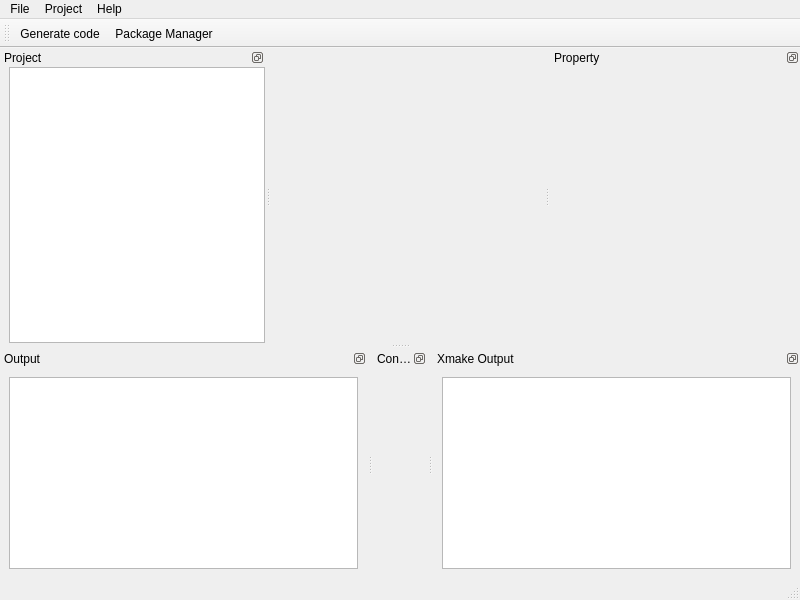
csplink/csp, file apps/dev/views/ViewMainWindow.ui: the form before one commit.
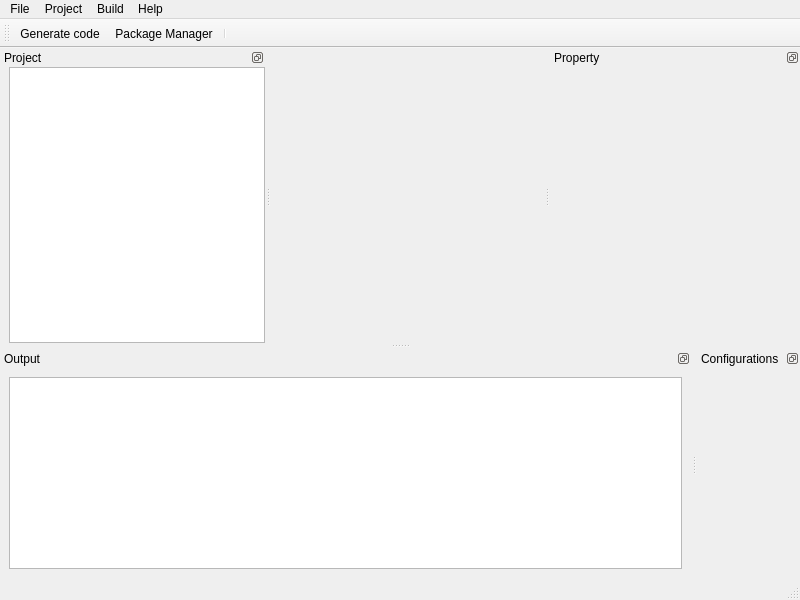
The form after the commit. Icons and pictures are not drawn. Custom widgets are drawn as their Qt base class.

```diff
--- a/apps/dev/views/ViewMainWindow.ui
+++ b/apps/dev/views/ViewMainWindow.ui
@@ -89,8 +89,17 @@
      <string>Help</string>
     </property>
    </widget>
+   <widget class="QMenu" name="menuBuild">
+    <property name="title">
+     <string>Build</string>
+    </property>
+    <addaction name="actionGenerate"/>
+    <addaction name="separator"/>
+    <addaction name="separator"/>
+   </widget>
    <addaction name="menu"/>
    <addaction name="menuProject"/>
+   <addaction name="menuBuild"/>
    <addaction name="menuHelp"/>
   </widget>
   <widget class="QStatusBar" name="statusBar"/>
@@ -215,28 +224,6 @@
    </attribute>
    <widget class="QWidget" name="dockWidgetBottomConfigurationsContents"/>
   </widget>
-  <widget class="QDockWidget" name="dockWidgetBottomXmakeOutput">
-   <property name="features">
-    <set>QDockWidget::DockWidgetFloatable|QDockWidget::DockWidgetMovable</set>
-   </property>
-   <property name="windowTitle">
-    <string>Xmake Output</string>
-   </property>
-   <attribute name="dockWidgetArea">
-    <number>8</number>
-   </attribute>
-   <widget class="QWidget" name="dockWidgetBottomXmakeOutputContents">
-    <layout class="QGridLayout" name="gridLayout_4">
-     <item row="0" column="0">
-      <widget class="LogBox" name="LogBoxXmakeOutput">
-       <property name="readOnly">
-        <bool>true</bool>
-       </property>
-      </widget>
-     </item>
-    </layout>
-   </widget>
-  </widget>
   <widget class="QToolBar" name="toolBar">
    <property name="windowTitle">
     <string>toolBar</string>
@@ -249,6 +236,7 @@
    </attribute>
    <addaction name="actionGenerate"/>
    <addaction name="actionPackageManager"/>
+   <addaction name="separator"/>
   </widget>
   <action name="actionLoad">
    <property name="text">
```
Left out of the diff: 1 changed line with no effect on the pictures.
